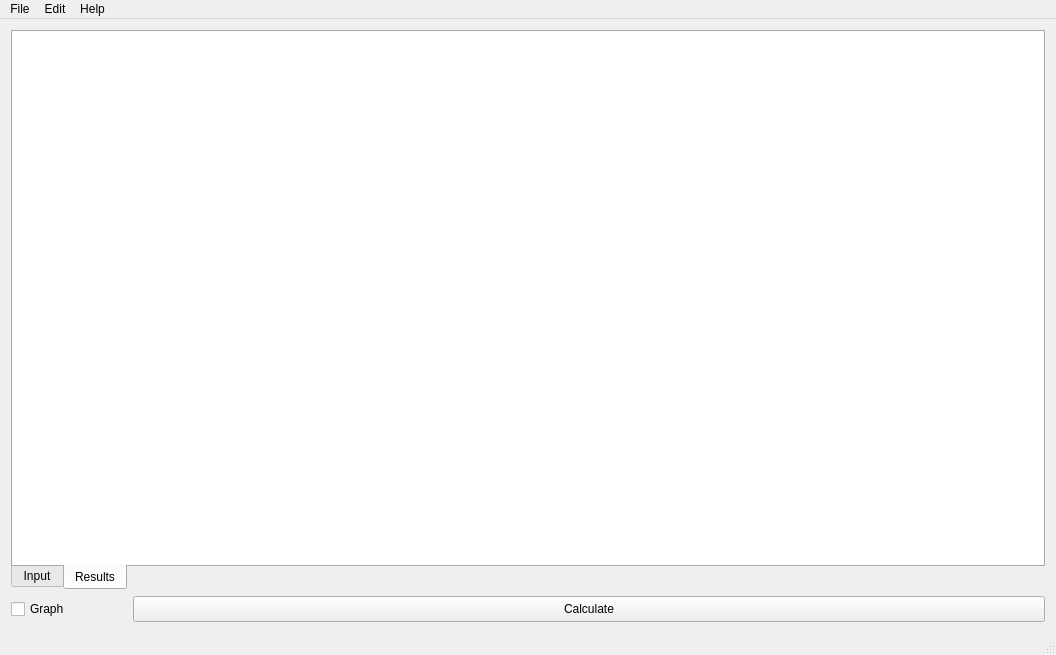
Old version of the form GUI/mainwindow.ui in the repository cheripai/FretAnalyzer.
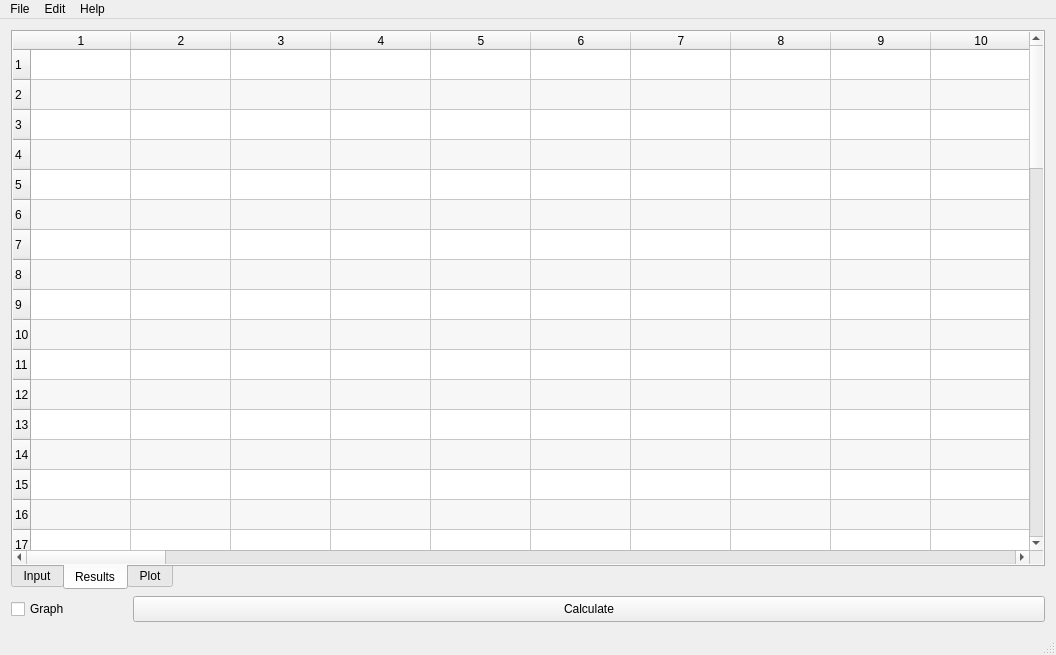
New version of the form. The open tabs and pages were chosen to show the change.

Commit message: Add table to display results

The edit to the form file:
```diff
--- a/GUI/mainwindow.ui
+++ b/GUI/mainwindow.ui
@@ -274,32 +274,170 @@
          <number>0</number>
         </property>
         <item row="0" column="0">
-         <widget class="QTextEdit" name="resultsFrame">
-          <property name="minimumSize">
-           <size>
-            <width>300</width>
-            <height>0</height>
-           </size>
-          </property>
-          <property name="maximumSize">
-           <size>
-            <width>486</width>
-            <height>16777215</height>
-           </size>
-          </property>
+         <widget class="QTableWidget" name="resultsTable">
           <property name="frameShape">
            <enum>QFrame::NoFrame</enum>
           </property>
           <property name="frameShadow">
            <enum>QFrame::Plain</enum>
           </property>
-          <property name="readOnly">
+          <property name="editTriggers">
+           <set>QAbstractItemView::NoEditTriggers</set>
+          </property>
+          <property name="alternatingRowColors">
            <bool>true</bool>
           </property>
+          <property name="rowCount">
+           <number>64</number>
+          </property>
+          <property name="columnCount">
+           <number>64</number>
+          </property>
+          <row/>
+          <row/>
+          <row/>
+          <row/>
+          <row/>
+          <row/>
+          <row/>
+          <row/>
+          <row/>
+          <row/>
+          <row/>
+          <row/>
+          <row/>
+          <row/>
+          <row/>
+          <row/>
+          <row/>
+          <row/>
+          <row/>
+          <row/>
+          <row/>
+          <row/>
+          <row/>
+          <row/>
+          <row/>
+          <row/>
+          <row/>
+          <row/>
+          <row/>
+          <row/>
+          <row/>
+          <row/>
+          <row/>
+          <row/>
+          <row/>
+          <row/>
+          <row/>
+          <row/>
+          <row/>
+          <row/>
+          <row/>
+          <row/>
+          <row/>
+          <row/>
+          <row/>
+          <row/>
+          <row/>
+          <row/>
+          <row/>
+          <row/>
+          <row/>
+          <row/>
+          <row/>
+          <row/>
+          <row/>
+          <row/>
+          <row/>
+          <row/>
+          <row/>
+          <row/>
+          <row/>
+          <row/>
+          <row/>
+          <row/>
+          <column/>
+          <column/>
+          <column/>
+          <column/>
+          <column/>
+          <column/>
+          <column/>
+          <column/>
+          <column/>
+          <column/>
+          <column/>
+          <column/>
+          <column/>
+          <column/>
+          <column/>
+          <column/>
+          <column/>
+          <column/>
+          <column/>
+          <column/>
+          <column/>
+          <column/>
+          <column/>
+          <column/>
+          <column/>
+          <column/>
+          <column/>
+          <column/>
+          <column/>
+          <column/>
+          <column/>
+          <column/>
+          <column/>
+          <column/>
+          <column/>
+          <column/>
+          <column/>
+          <column/>
+          <column/>
+          <column/>
+          <column/>
+          <column/>
+          <column/>
+          <column/>
+          <column/>
+          <column/>
+          <column/>
+          <column/>
+          <column/>
+          <column/>
+          <column/>
+          <column/>
+          <column/>
+          <column/>
+          <column/>
+          <column/>
+          <column/>
+          <column/>
+          <column/>
+          <column/>
+          <column/>
+          <column/>
+          <column/>
+          <column/>
          </widget>
         </item>
-        <item row="0" column="1">
+       </layout>
+      </widget>
+      <widget class="QWidget" name="plotTab">
+       <attribute name="title">
+        <string>Plot</string>
+       </attribute>
          <widget class="QLabel" name="plotFrame">
+        <property name="geometry">
+         <rect>
+          <x>30</x>
+          <y>0</y>
+          <width>636</width>
+          <height>539</height>
+         </rect>
+        </property>
           <property name="minimumSize">
            <size>
             <width>0</width>
@@ -325,8 +463,6 @@
            <number>60</number>
           </property>
          </widget>
-        </item>
-       </layout>
       </widget>
      </widget>
     </item>
```
Left out of the diff: 2 changed lines with no effect on the pictures. Lines whose indentation alone changed are shown as unchanged. The commit also changes 3 other files.
